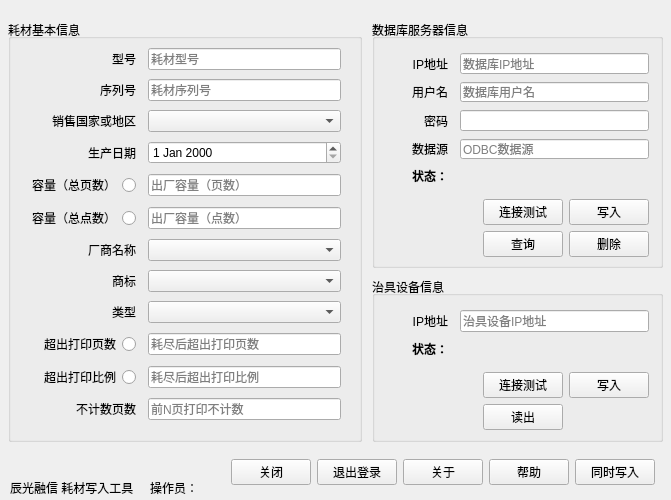
This is supplywriter.ui in zlmone/supply_writer as Qt 5 draws it before an edit. The edited form follows.
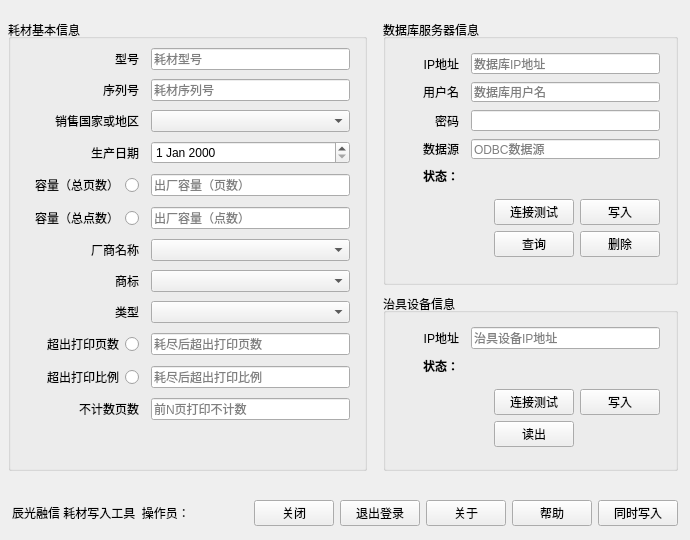
This is the edited form. The open tabs and pages were chosen to show the change.

Commit message: resize widget

Diff of the .ui file:
```diff
--- a/supplywriter.ui
+++ b/supplywriter.ui
@@ -6,8 +6,8 @@
    <rect>
     <x>0</x>
     <y>0</y>
-    <width>671</width>
-    <height>500</height>
+    <width>690</width>
+    <height>540</height>
    </rect>
   </property>
   <property name="windowTitle">
@@ -21,8 +21,8 @@
     <rect>
      <x>0</x>
      <y>0</y>
-     <width>671</width>
-     <height>500</height>
+     <width>690</width>
+     <height>540</height>
     </rect>
    </property>
    <widget class="QWidget" name="loginpage">
@@ -335,27 +335,41 @@
      <property name="geometry">
       <rect>
        <x>0</x>
-       <y>455</y>
-       <width>671</width>
-       <height>35</height>
+       <y>495</y>
+       <width>690</width>
+       <height>36</height>
       </rect>
      </property>
-     <layout class="QHBoxLayout" name="horizontalLayout_2" stretch="0,0,0,0,0,0">
+     <layout class="QHBoxLayout" name="horizontalLayout_2" stretch="0,0,0,0,0,0,0,0">
       <property name="spacing">
        <number>6</number>
       </property>
       <property name="leftMargin">
-       <number>0</number>
+       <number>12</number>
       </property>
       <property name="topMargin">
        <number>0</number>
       </property>
       <property name="rightMargin">
-       <number>16</number>
+       <number>12</number>
       </property>
       <property name="bottomMargin">
        <number>0</number>
       </property>
+      <item>
+       <widget class="QLabel" name="label_42">
+        <property name="text">
+         <string>辰光融信 耗材写入工具  操作员：</string>
+        </property>
+       </widget>
+      </item>
+      <item>
+       <widget class="QLabel" name="label_44">
+        <property name="text">
+         <string/>
+        </property>
+       </widget>
+      </item>
       <item>
        <spacer name="horizontalSpacer">
         <property name="orientation">
@@ -435,11 +449,14 @@
       <rect>
        <x>0</x>
        <y>15</y>
-       <width>671</width>
-       <height>431</height>
+       <width>690</width>
+       <height>460</height>
       </rect>
      </property>
      <layout class="QHBoxLayout" name="horizontalLayout_6" stretch="13,11">
+      <property name="spacing">
+       <number>16</number>
+      </property>
       <property name="leftMargin">
        <number>8</number>
       </property>
@@ -487,7 +504,7 @@
           <rect>
            <x>10</x>
            <y>20</y>
-           <width>331</width>
+           <width>340</width>
            <height>401</height>
           </rect>
          </property>
@@ -617,6 +634,12 @@
           </item>
           <item row="11" column="1">
            <widget class="QLineEdit" name="lineEdit_13">
+            <property name="sizePolicy">
+             <sizepolicy hsizetype="Expanding" vsizetype="Fixed">
+              <horstretch>0</horstretch>
+              <verstretch>0</verstretch>
+             </sizepolicy>
+            </property>
             <property name="maxLength">
              <number>3</number>
             </property>
@@ -763,13 +786,13 @@
          <number>8</number>
         </property>
         <property name="leftMargin">
-         <number>4</number>
+         <number>0</number>
         </property>
         <property name="topMargin">
          <number>0</number>
         </property>
         <property name="rightMargin">
-         <number>4</number>
+         <number>8</number>
         </property>
         <property name="bottomMargin">
          <number>0</number>
@@ -1187,45 +1210,6 @@
       </item>
      </layout>
     </widget>
-    <widget class="QLabel" name="label_42">
-     <property name="geometry">
-      <rect>
-       <x>10</x>
-       <y>480</y>
-       <width>131</width>
-       <height>16</height>
-      </rect>
-     </property>
-     <property name="text">
-      <string>辰光融信 耗材写入工具</string>
-     </property>
-    </widget>
-    <widget class="QLabel" name="label_43">
-     <property name="geometry">
-      <rect>
-       <x>150</x>
-       <y>480</y>
-       <width>51</width>
-       <height>16</height>
-      </rect>
-     </property>
-     <property name="text">
-      <string>操作员：</string>
-     </property>
-    </widget>
-    <widget class="QLabel" name="label_44">
-     <property name="geometry">
-      <rect>
-       <x>200</x>
-       <y>480</y>
-       <width>131</width>
-       <height>16</height>
-      </rect>
-     </property>
-     <property name="text">
-      <string/>
-     </property>
-    </widget>
    </widget>
    <widget class="QWidget" name="newuserpage">
     <widget class="QWidget" name="verticalLayoutWidget_2">
```
Left out of the diff: 58 changed lines with no effect on the pictures. The commit also changes 7 other files.
